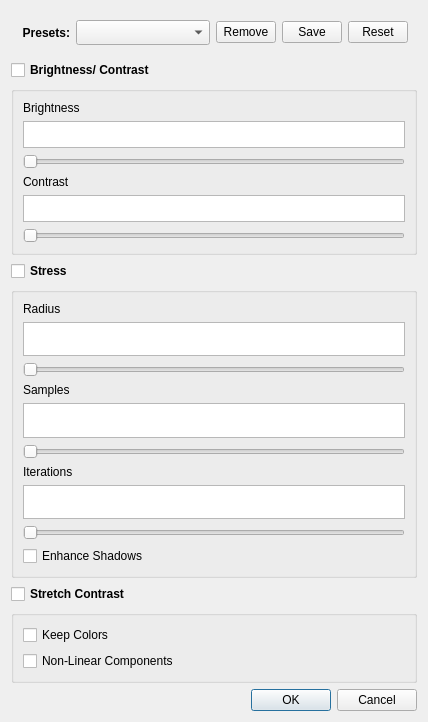
Above: SIMP/ui/dialog_image_processing.ui from iiSM4u/iiSM-SW_public before the change. Below: the same form after it.
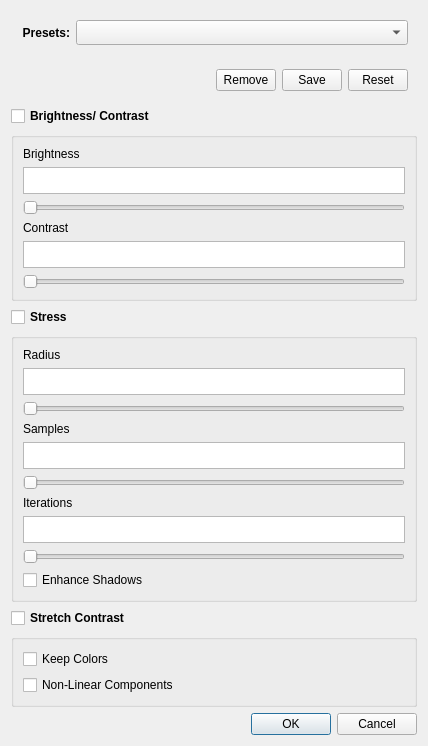
That is the form after the change. Custom widgets are drawn as their Qt base class.

Commit message: image processing dialog 처리

Patch:
```diff
--- a/SIMP/ui/dialog_image_processing.ui
+++ b/SIMP/ui/dialog_image_processing.ui
@@ -48,6 +48,25 @@
         </property>
        </widget>
       </item>
+     </layout>
+    </widget>
+   </item>
+   <item>
+    <widget class="QWidget" name="widget_2" native="true">
+     <layout class="QHBoxLayout" name="horizontalLayout_2">
+      <item>
+       <spacer name="horizontalSpacer">
+        <property name="orientation">
+         <enum>Qt::Horizontal</enum>
+        </property>
+        <property name="sizeHint" stdset="0">
+         <size>
+          <width>40</width>
+          <height>20</height>
+         </size>
+        </property>
+       </spacer>
+      </item>
       <item>
        <widget class="QPushButton" name="btnRemovePreset">
         <property name="maximumSize">
```
The commit also changes 14 other files.
